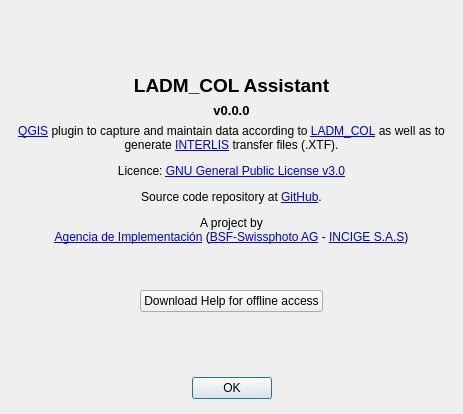
The window that asistente_ladm_col/ui/about_dialog.ui (SwissTierrasColombia/Asistente-LADM-COL) describes before a commit, drawn with Qt 5.
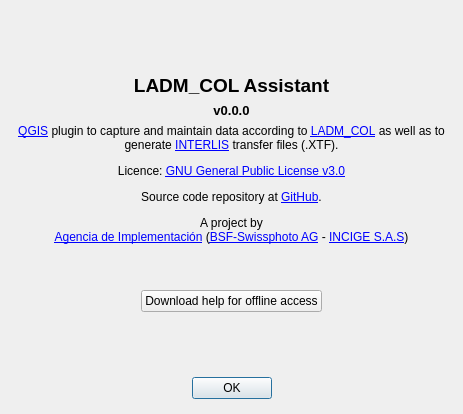
The same window after the commit.

Commit message: [help] Fix issues when downloading help to a local folder; disable download button until fetched task is complete; cache dialog to make it easier to deal with class state

Patch:
```diff
--- a/asistente_ladm_col/ui/about_dialog.ui
+++ b/asistente_ladm_col/ui/about_dialog.ui
@@ -35,7 +35,7 @@
    <item row="4" column="0" alignment="Qt::AlignHCenter">
     <widget class="QPushButton" name="btn_download_help">
      <property name="text">
-      <string>Download Help for offline access</string>
+      <string>Download help for offline access</string>
      </property>
     </widget>
    </item>
```
The commit also changes 2 other files.
